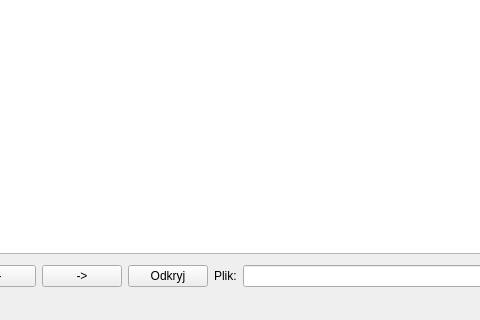
Old version of the form mainwindow.ui in the repository OtoshigamiX/SquareQuizzer; both pictures show x 157 to 637 and y 138 to 458 of the 766 by 458 pixel window.
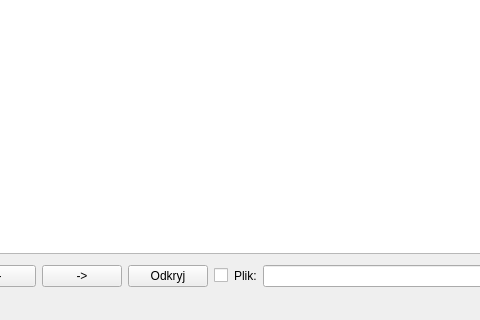
New version of the form.

Commit message:
Added a new scoring method
Added a classical scoring method - instead of algorithm it uses simple point deduction for each square

```diff
--- a/mainwindow.ui
+++ b/mainwindow.ui
@@ -74,6 +74,13 @@
         </property>
        </widget>
       </item>
+      <item>
+       <widget class="QCheckBox" name="altPointBox">
+        <property name="text">
+         <string/>
+        </property>
+       </widget>
+      </item>
       <item>
        <widget class="QLabel" name="label">
         <property name="text">
```
The commit also changes 2 other files.
